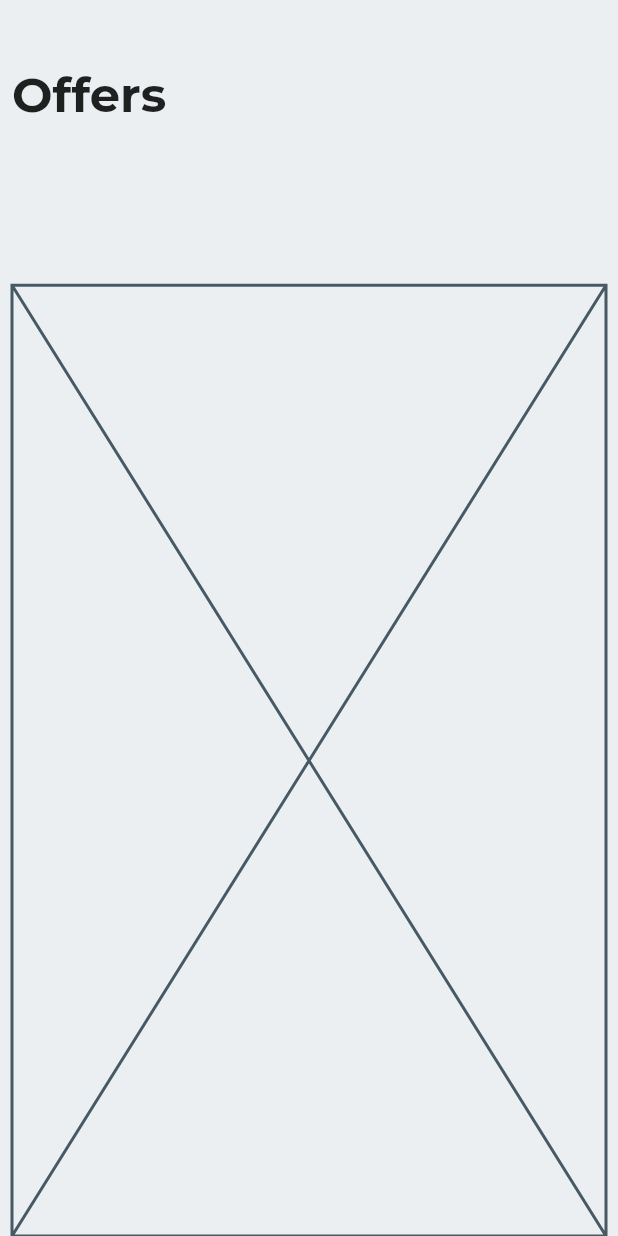
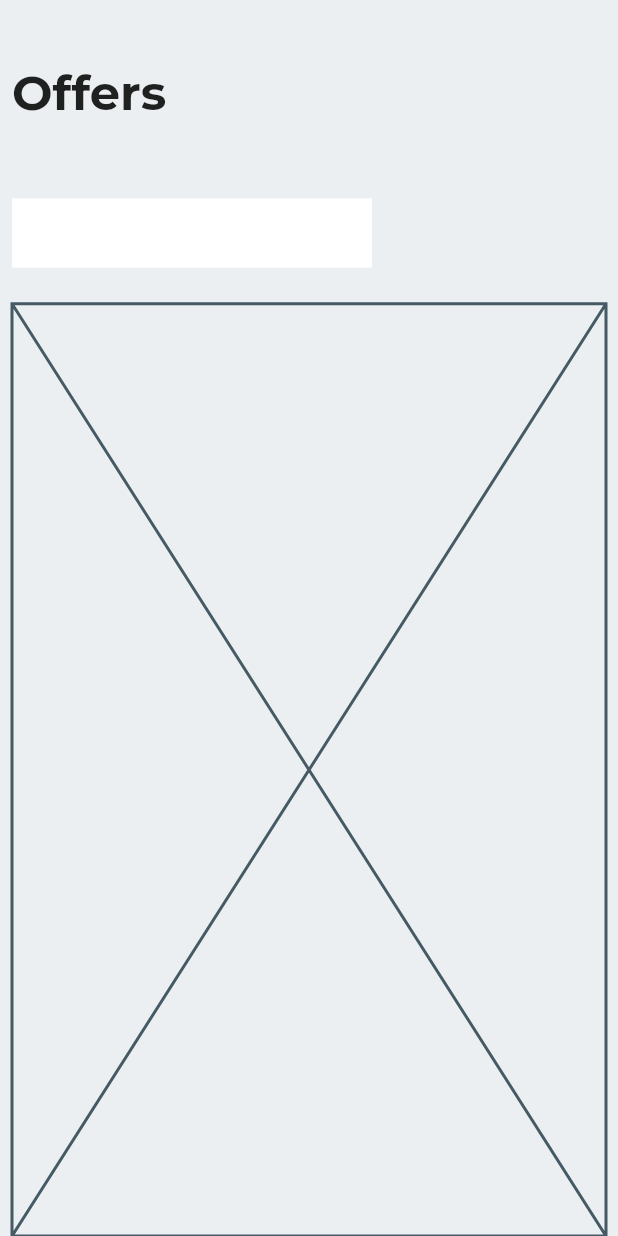
Before and after one commit to JAICHANGPARK/flutter_notebook_11th_story, a Flutter app: the screen it shows after launch, on a phone screen of 412 x 824 dp. Run offline on Flutter 3.47's test engine with Material 2 defaults, Android fonts, the phone set to English and light mode, and no system bars; our stand-ins replace backdrop, badges, flutter_inner_drawer, flutter_slidable, flutter_swiper, google_fonts.

Commit message:
Update offers_home_page.dart

```diff
--- a/lib/ep741_offers_app/ui/offers_home_page.dart
+++ b/lib/ep741_offers_app/ui/offers_home_page.dart
@@ -23,21 +23,24 @@ class _OffersHomePageState extends State<OffersHomePage> {
                     alignment: Alignment.centerLeft,
                     child: Text(
                       "Offers",
-                      style: GoogleFonts.montserrat(
-                        fontSize: 32,
-                        fontWeight: FontWeight.bold
-                      ),
+                      style: GoogleFonts.montserrat(fontSize: 32, fontWeight: FontWeight.bold),
                     ),
                   )),
+
               Expanded(
-                  flex:1,child: Row(
-                children: [
-
-                ],
-              )),
-              Expanded(
-                  flex: 10,
-                  child: Placeholder()),
+                  flex: 1,
+                  child: Row(
+                    children: [
+                      Container(
+                        width: 240,
+                        margin: EdgeInsets.symmetric(vertical: 8),
+                        decoration: BoxDecoration(
+                          color: Colors.white,
+                        ),
+                      )
+                    ],
+                  )),SizedBox(height: 16),
+              Expanded(flex: 10, child: Placeholder()),
             ],
           ),
         ),
```
